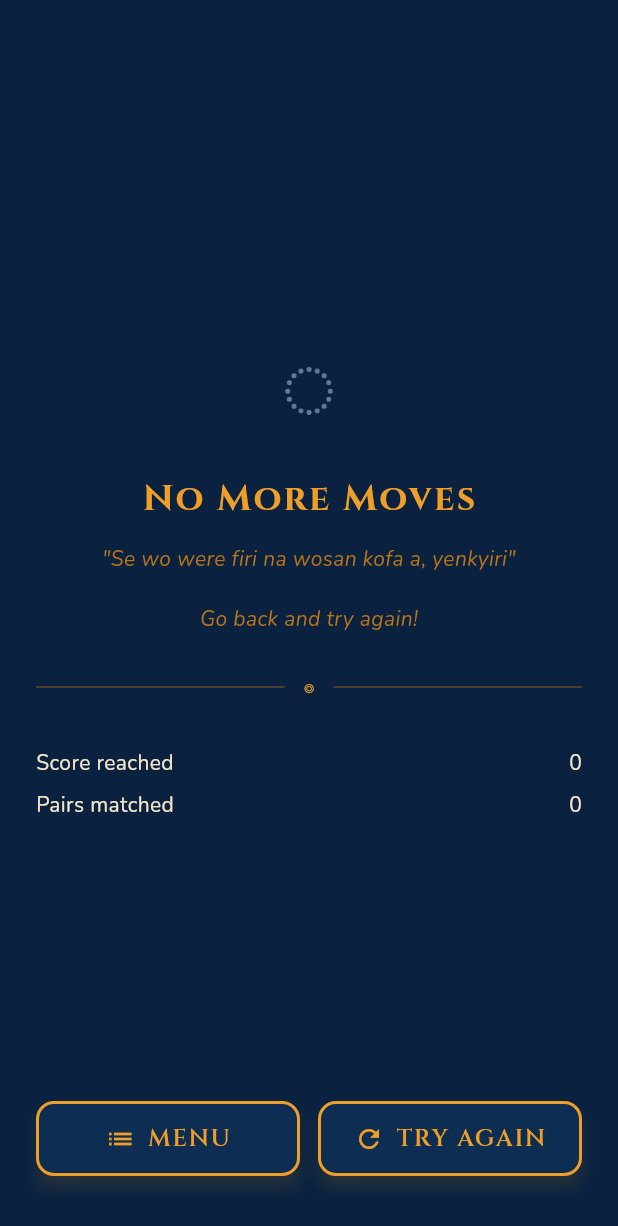
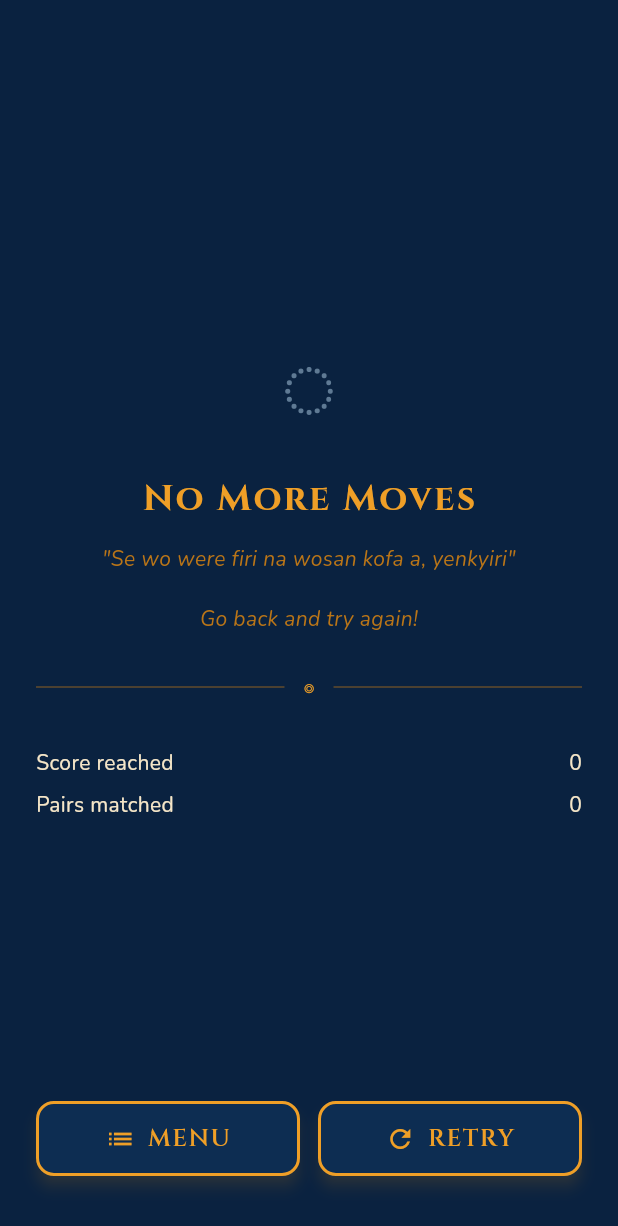
Before and after one commit to edwinidan/Sankofa-Tiles-, a Flutter app: the ResultScreen screen opened directly with empty values, on a phone screen of 412 x 824 dp. Shown: the top 1226 px of the screen. Run offline on Flutter 3.47's test engine with Material 3 defaults, Android fonts, the phone set to English and light mode, and no system bars; our stand-ins replace audioplayers, flutter_animate, flutter_riverpod, flutter_svg, go_router, google_fonts and 1 more; accounts and stored records are empty.

Commit message:
Fix UI overflow on result screen retry button

```diff
--- a/lib/screens/result/result_screen.dart
+++ b/lib/screens/result/result_screen.dart
@@ -240,7 +240,7 @@
             const SizedBox(width: 12),
             Expanded(
               child: KenteButton(
-                label: 'TRY AGAIN',
+                label: 'RETRY',
                 icon: Icons.refresh,
                 onTap: () => context.go(
                   '/game/${gameState.levelId}',
--- a/lib/widgets/kente_button.dart
+++ b/lib/widgets/kente_button.dart
@@ -42,6 +42,8 @@
           elevation: 4,
           shadowColor: AppColors.kenteGold.withValues(alpha: 0.3),
         ),
+        child: FittedBox(
+          fit: BoxFit.scaleDown,
           child: Row(
             mainAxisSize: MainAxisSize.min,
             mainAxisAlignment: MainAxisAlignment.center,
@@ -59,6 +61,7 @@
             ],
           ),
         ),
+      ),
     );
   }
 }
```
Lines whose indentation alone changed are shown as unchanged.
